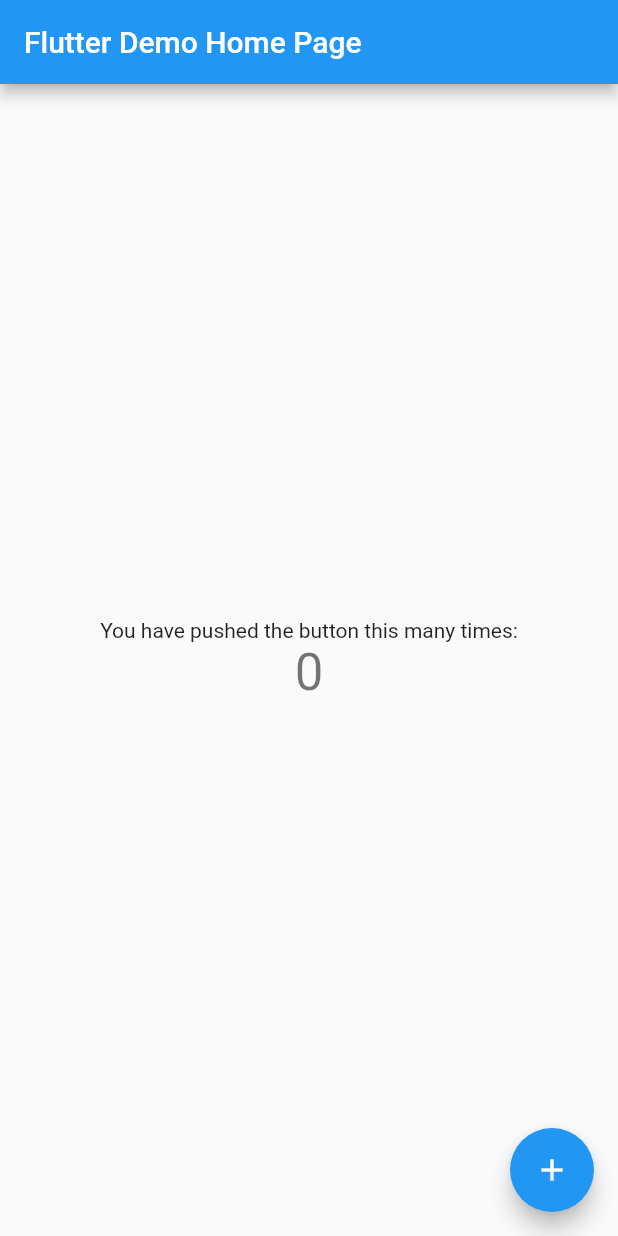
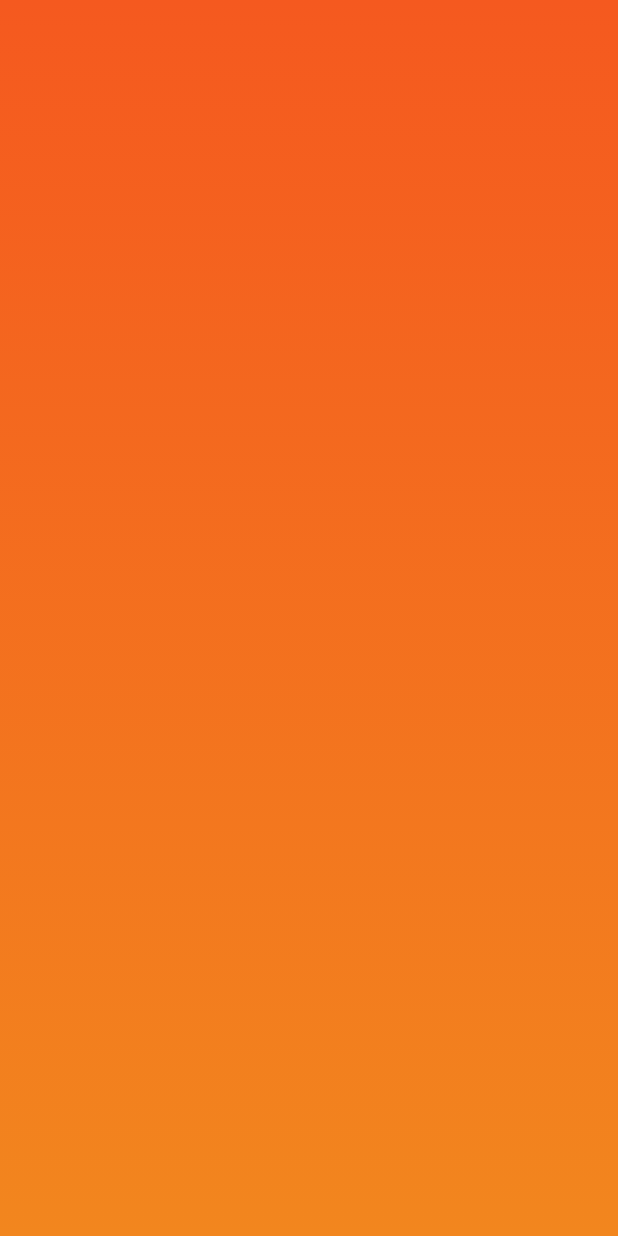
Before and after one commit to jmateusps16/SistemaCadEmpresaFlutter, a Flutter app: the screen it shows after launch, on a phone screen of 412 x 824 dp. Run offline on Flutter 3.47's test engine with Material 2 defaults, Android fonts, the phone set to English and light mode, and no system bars.

Commit message:
Criação de Tela Splash

```diff
--- a/lib/main.dart
+++ b/lib/main.dart
@@ -1,4 +1,5 @@
 import 'package:flutter/material.dart';
+import 'package:sistema_cadastro_empresa/splash_screen.dart';
 
 void main() {
   runApp(const MyApp());
@@ -10,58 +11,8 @@
   @override
   Widget build(BuildContext context) {
     return MaterialApp(
-      title: 'Flutter Demo',
-      theme: ThemeData(
-        primarySwatch: Colors.blue,
-      ),
-      home: const MyHomePage(title: 'Flutter Demo Home Page'),
+      debugShowCheckedModeBanner: false,
+      home: SplashScreen(),
     );
   }
 }
-
-class MyHomePage extends StatefulWidget {
-  const MyHomePage({super.key, required this.title});
-
-  final String title;
-
-  @override
-  State<MyHomePage> createState() => _MyHomePageState();
-}
-
-class _MyHomePageState extends State<MyHomePage> {
-  int _counter = 0;
-
-  void _incrementCounter() {
-    setState(() {
-      _counter++;
-    });
-  }
-
-  @override
-  Widget build(BuildContext context) {
-    return Scaffold(
-      appBar: AppBar(
-        title: Text(widget.title),
-      ),
-      body: Center(
-        child: Column(
-          mainAxisAlignment: MainAxisAlignment.center,
-          children: <Widget>[
-            const Text(
-              'You have pushed the button this many times:',
-            ),
-            Text(
-              '$_counter',
-              style: Theme.of(context).textTheme.headline4,
-            ),
-          ],
-        ),
-      ),
-      floatingActionButton: FloatingActionButton(
-        onPressed: _incrementCounter,
-        tooltip: 'Increment',
-        child: const Icon(Icons.add),
-      ),
-    );
-  }
-}
--- /dev/null
+++ b/lib/splash_screen.dart
@@ -0,0 +1,30 @@
+import 'package:flutter/material.dart';
+
+class SplashScreen extends StatefulWidget {
+  @override
+  State<StatefulWidget> createState() => InitState();
+}
+
+class InitState extends State<SplashScreen> {
+  @override
+  Widget build(BuildContext context) {
+    return InitWidget();
+  }
+
+  Widget InitWidget() {
+    return Scaffold(
+      body: Stack(
+        children: [
+          Container(
+            decoration: BoxDecoration(
+                color: new Color(0xffF5591F),
+                gradient: LinearGradient(
+                    colors: [(new Color(0xffF5591F)), (new Color(0xffF2861E))],
+                    begin: Alignment.topCenter,
+                    end: Alignment.bottomCenter)),
+          )
+        ],
+      ),
+    );
+  }
+}
```
